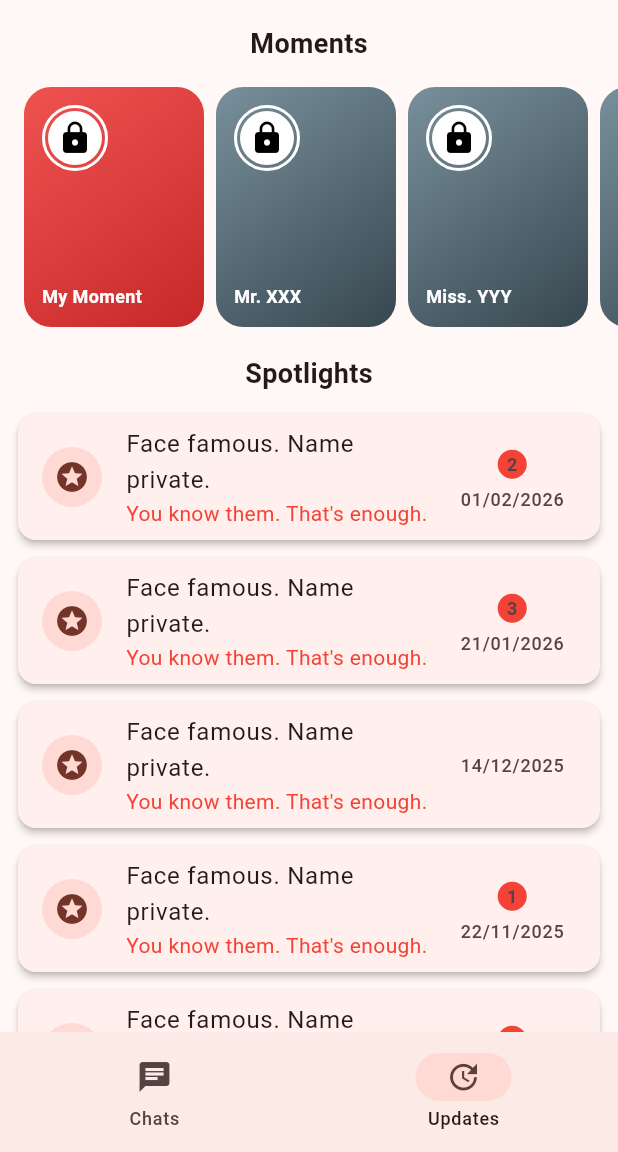
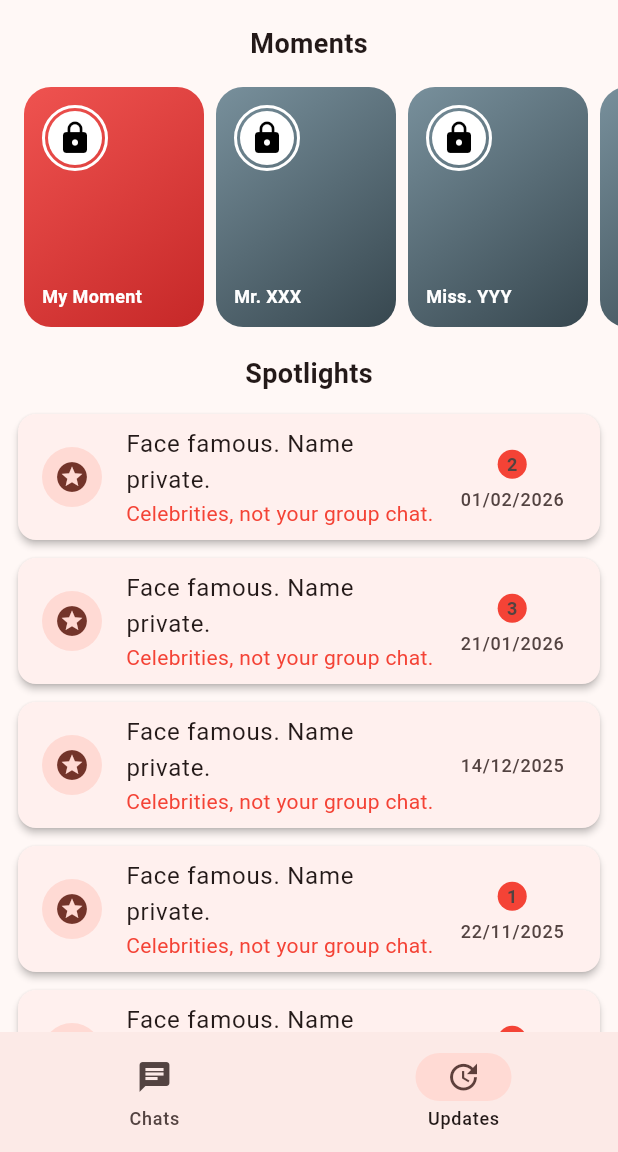
Before and after one commit to Subhamaym06/PrivateChats, a Flutter app: the screen it shows after launch, item 2 of the bottom bar chosen, on a phone screen of 412 x 824 dp, the part 84-1236 px from its top. Run offline on Flutter 3.47's test engine with Material 3 defaults, Android fonts, the phone set to English and light mode, and no system bars; our stand-ins replace flutter_svg.

Commit message:
Update subtitles of Spotlight Cards.

```diff
--- a/lib/widgets/spotlights.dart
+++ b/lib/widgets/spotlights.dart
@@ -21,7 +21,7 @@ class SpotlightCard extends StatelessWidget {
           ),
           title: Text("Face famous. Name private."),
           subtitle: Text(
-            "You know them. That's enough.",
+            "Celebrities, not your group chat.",
             style: TextStyle(color: Colors.red),
           ),
           trailing: Column(
```
